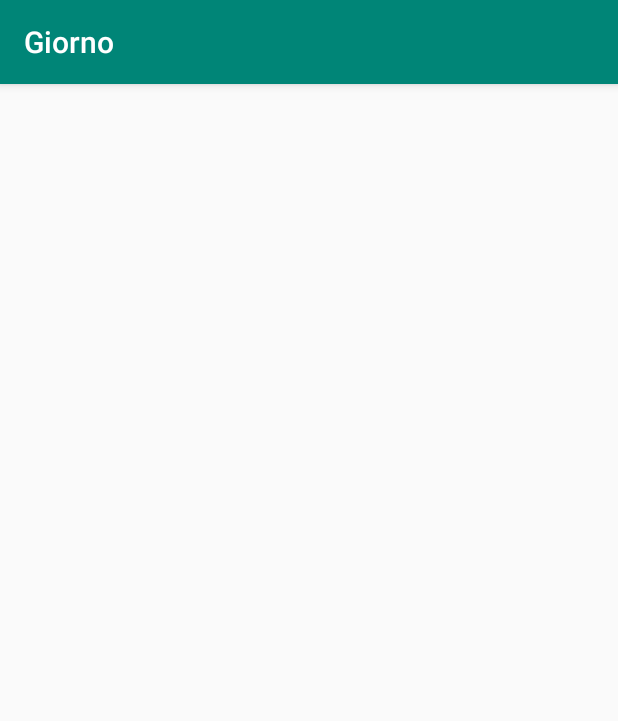
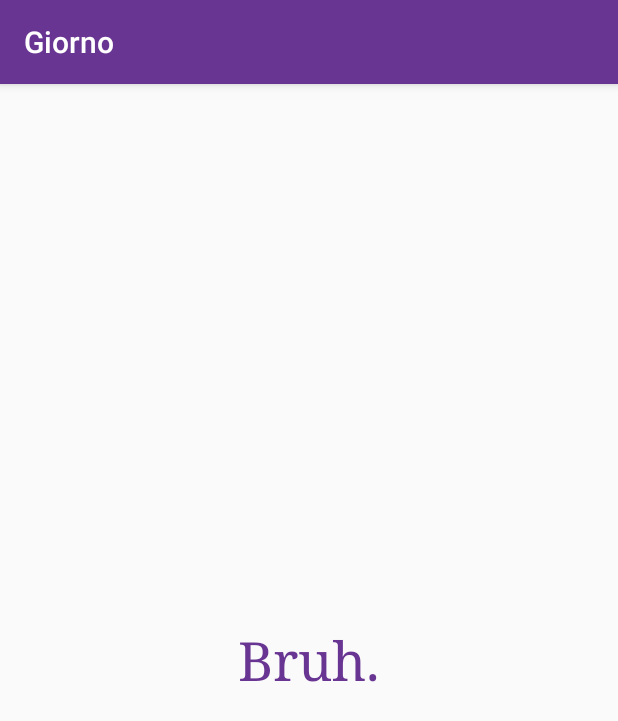
Before and after one commit to FRC2706/giorno, an Android app: the SyncActivity screen opened directly, with no data from a screen before it, on a phone screen of 412 x 824 dp. Shown: the top 721 px of the screen. Run offline under Robolectric (Android 15) with nearby library versions, the phone set to English and light mode, and no system bars.

Commit message:
trash version

```diff
--- a/app/src/main/res/layout/activity_main.xml
+++ b/app/src/main/res/layout/activity_main.xml
@@ -48,6 +48,7 @@
             android:layout_width="match_parent"
             android:layout_height="wrap_content"
             android:text="@string/settings" />
+
     </LinearLayout>
 
 </androidx.constraintlayout.widget.ConstraintLayout>
--- a/app/src/main/res/layout/activity_sync.xml
+++ b/app/src/main/res/layout/activity_sync.xml
@@ -1,9 +1,21 @@
 <?xml version="1.0" encoding="utf-8"?>
-<androidx.constraintlayout.widget.ConstraintLayout xmlns:android="http://schemas.android.com/apk/res/android"
+<LinearLayout xmlns:android="http://schemas.android.com/apk/res/android"
 	xmlns:app="http://schemas.android.com/apk/res-auto"
 	xmlns:tools="http://schemas.android.com/tools"
 	android:layout_width="match_parent"
 	android:layout_height="match_parent"
+	android:gravity="center_horizontal|center_vertical"
 	tools:context=".SyncActivity">
 
-</androidx.constraintlayout.widget.ConstraintLayout>
+	<TextView
+		android:id="@+id/textView"
+		android:layout_width="wrap_content"
+		android:layout_height="wrap_content"
+		android:fontFamily="serif"
+		android:text="Bruh."
+		android:textColor="#683592"
+		android:textSize="36sp"
+		android:typeface="normal"
+		android:visibility="visible" />
+
+</LinearLayout>
--- a/app/src/main/res/values/colors.xml
+++ b/app/src/main/res/values/colors.xml
@@ -1,6 +1,6 @@
 <?xml version="1.0" encoding="utf-8"?>
 <resources>
-    <color name="colorPrimary">#008577</color>
-    <color name="colorPrimaryDark">#00574B</color>
-    <color name="colorAccent">#D81B60</color>
+    <color name="colorPrimary">#683592</color>
+    <color name="colorPrimaryDark">#482566</color>
+    <color name="colorAccent">#FFFFFF</color>
 </resources>
```
